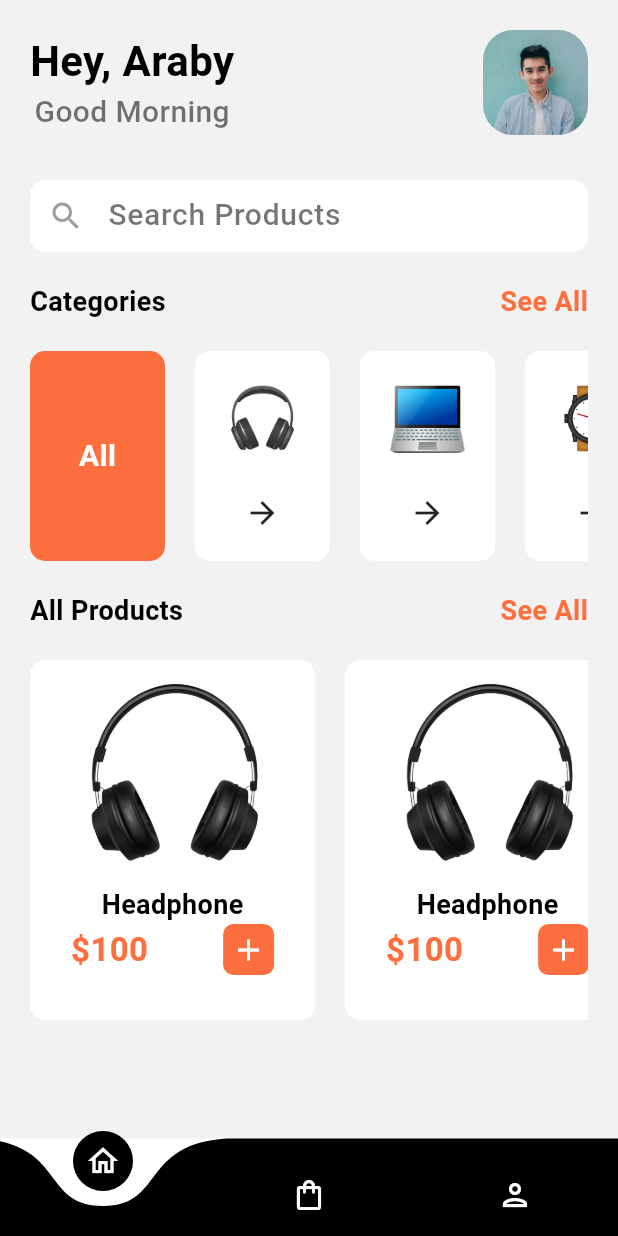
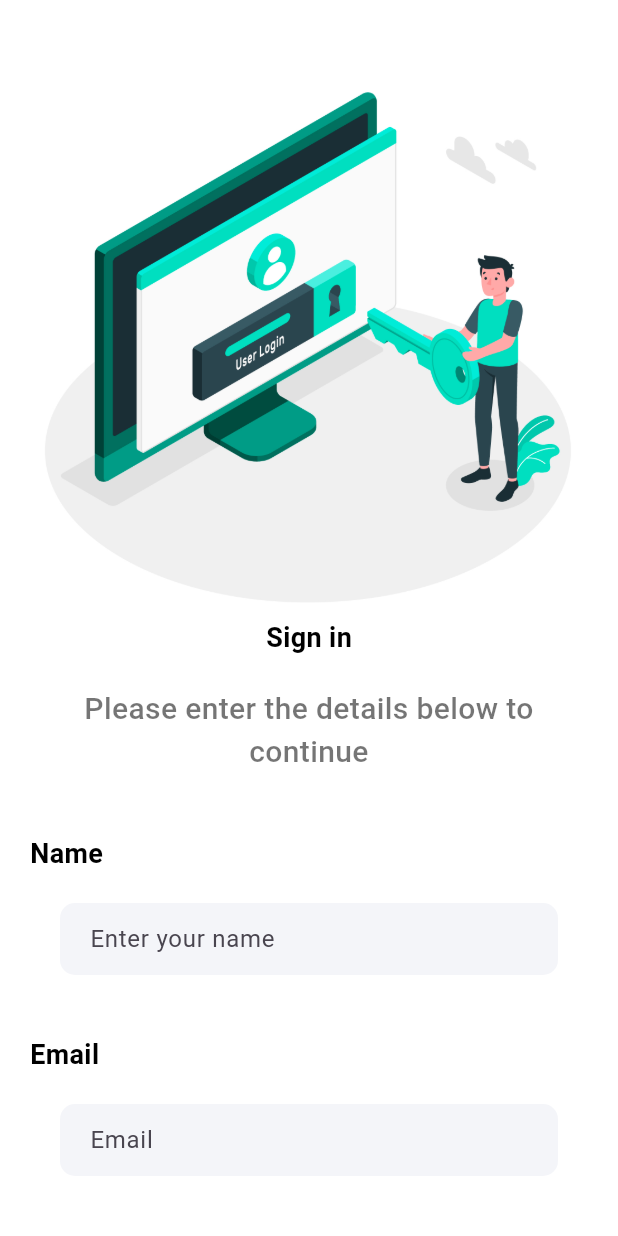
Before and after one commit to GithubUser18974/shopping, a Flutter app: the screen it shows after launch, on a phone screen of 412 x 824 dp. Run offline on Flutter 3.47's test engine with Material 3 defaults, Android fonts, the phone set to English and light mode, and no system bars; drawn by our look-alikes of curved_navigation_bar.

Commit message:
login, sigup design

```diff
--- a/lib/main.dart
+++ b/lib/main.dart
@@ -1,11 +1,16 @@
 import 'package:flutter/material.dart';
-import 'package:flutter_work/pages/bottomnav.dart';
+import 'package:flutter_work/pages/main/signup.dart';
 
 void main() {
   runApp(MyApp());
 }
 
-class MyApp extends StatelessWidget {
+class MyApp extends StatefulWidget {
+  @override
+  State<MyApp> createState() => _MyAppState();
+}
+
+class _MyAppState extends State<MyApp> {
   final List myList = [
     {"name": "mohamed", "lastName": "Araby", "age": 20},
     {"name": "ahmed", "lastName": "essawy", "age": 20},
@@ -15,11 +20,14 @@ class MyApp extends StatelessWidget {
     {"name": "moaaz", "lastName": "hamdy", "age": 20},
     {"name": "abdou", "lastName": "fawzy", "age": 20},
   ];
+
+  late bool status = true;
+  late String country = "Syria";
   @override
   Widget build(BuildContext context) {
     return MaterialApp(
       debugShowCheckedModeBanner: false,
-      home: Bottomnav(),
+      home: SignupPage(),
     );
   }
 }
--- a/lib/pages/bottomnav.dart
+++ b/lib/pages/bottomnav.dart
@@ -3,6 +3,7 @@ import 'package:flutter/material.dart';
 import 'package:flutter_work/pages/main/Order.dart';
 import 'package:flutter_work/pages/main/Profile.dart';
 import 'package:flutter_work/pages/main/home.dart';
+import 'package:flutter_work/utility/colours.dart';
 
 class Bottomnav extends StatefulWidget {
   const Bottomnav({super.key});
@@ -32,7 +33,7 @@ class _BottomnavState extends State<Bottomnav> {
     return Scaffold(
       bottomNavigationBar: CurvedNavigationBar(
           height: 65,
-          backgroundColor: Colors.white,
+          backgroundColor: Colours.homePageBGColor,
           color: Colors.black,
           animationDuration: const Duration(milliseconds: 300),
           onTap: (int index) {
--- /dev/null
+++ b/lib/pages/main/signup.dart
@@ -0,0 +1,128 @@
+import 'package:flutter/material.dart';
+import 'package:flutter_work/pages/main/login.dart';
+import 'package:flutter_work/pages/main/widgets/custom_inputfield.dart';
+
+import '../../widgets/support_widget.dart';
+
+class SignupPage extends StatefulWidget {
+  const SignupPage({super.key});
+
+  @override
+  State<SignupPage> createState() => _SignupPageState();
+}
+
+class _SignupPageState extends State<SignupPage> {
+  @override
+  Widget build(BuildContext context) {
+    return SafeArea(
+        child: Scaffold(
+      backgroundColor: Colors.white,
+      body: SingleChildScrollView(
+        child: Container(
+          margin: EdgeInsets.only(top: 40, left: 20, right: 20, bottom: 40),
+          child: Column(
+            crossAxisAlignment: CrossAxisAlignment.start,
+            children: [
+              Image.asset('assets/images/login.jpg'),
+              Center(
+                child: Text(
+                  'Sign in',
+                  style: AppWidget.semiBoldTextStyle(),
+                ),
+              ),
+              SizedBox(
+                height: 20,
+              ),
+              Text(
+                textAlign: TextAlign.center,
+                'Please enter the details below to continue',
+                style: AppWidget.lightTextFieldStyle(),
+              ),
+              SizedBox(
+                height: 40,
+              ),
+              Text(
+                'Name',
+                style: AppWidget.semiBoldTextStyle(),
+              ),
+              SizedBox(
+                height: 20,
+              ),
+              CustomInputField('Enter your name'),
+              SizedBox(
+                height: 40,
+              ),
+              Text(
+                'Email',
+                style: AppWidget.semiBoldTextStyle(),
+              ),
+              SizedBox(
+                height: 20,
+              ),
+              CustomInputField('Email'),
+              SizedBox(
+                height: 40,
+              ),
+              Text(
+                'Password',
+                style: AppWidget.semiBoldTextStyle(),
+              ),
+              SizedBox(
+                height: 20,
+              ),
+              CustomInputField('Password'),
+              SizedBox(
+                height: 20,
+              ),
+              Center(
+                child: Container(
+                  width: MediaQuery.of(context).size.width / 2,
+                  padding: EdgeInsets.all(18),
+                  decoration: BoxDecoration(
+                    color: Color.fromARGB(255, 0, 223, 192),
+                    borderRadius: BorderRadius.circular(10),
+                  ),
+                  child: Center(
+                    child: Text(
+                      'Sign Up',
+                      style: TextStyle(
+                          color: Colors.white,
+                          fontSize: 18,
+                          fontWeight: FontWeight.bold),
+                    ),
+                  ),
+                ),
+              ),
+              SizedBox(
+                height: 20,
+              ),
+              Row(
+                mainAxisAlignment: MainAxisAlignment.center,
+                children: [
+                  Text(
+                    'Already have an account? ',
+                    style: AppWidget.lightTextFieldStyle(),
+                  ),
+                  GestureDetector(
+                    onTap: () {
+                      Navigator.push(context,
+                          MaterialPageRoute(builder: (context) => LoginPage()));
+                    },
+                    child: Text(
+                      'Sign In',
+                      style: TextStyle(
+                        color: Colors.green,
+                        fontSize: 18,
+                        fontWeight: FontWeight.w500,
+                      ),
+                    ),
+                  ),
+                ],
+              )
+            ],
+          ),
+        ),
+      ),
+    ));
+  }
+}
--- /dev/null
+++ b/lib/pages/main/widgets/custom_inputfield.dart
@@ -0,0 +1,21 @@
+import 'package:flutter/material.dart';
+
+class CustomInputField extends StatelessWidget {
+  CustomInputField(this.hinttText);
+  String hinttText;
+
+  @override
+  Widget build(BuildContext context) {
+    return Container(
+        margin: EdgeInsets.only(left: 20, right: 20),
+        padding: EdgeInsets.only(left: 20),
+        decoration: BoxDecoration(
+            color: Color(0xfff4f5f9), borderRadius: BorderRadius.circular(10)),
+        child: TextField(
+          decoration: InputDecoration(
+            border: InputBorder.none,
+            hintText: hinttText,
+          ),
+        ));
+  }
+}
--- a/lib/utility/colours.dart
+++ b/lib/utility/colours.dart
@@ -4,4 +4,5 @@ class Colours {
   static Color homePageBGColor = Color(0xfff2f2f2);
   static Color onBoardingPageBGColor = Color(0xffecefe8);
   static Color orangeColor = Color(0xfffd6f3e);
+  static Color detailPageBGColor = Color(0xfffef5f1);
 }
```
Also changed, not shown: lib/pages/main/login.dart (added, +134 -0 lines), lib/pages/main/product_detail.dart (added, +146 -0 lines), lib/widgets/support_widget.dart (+7 -0 lines), assets/images/login.jpg (added), 1 other file.
